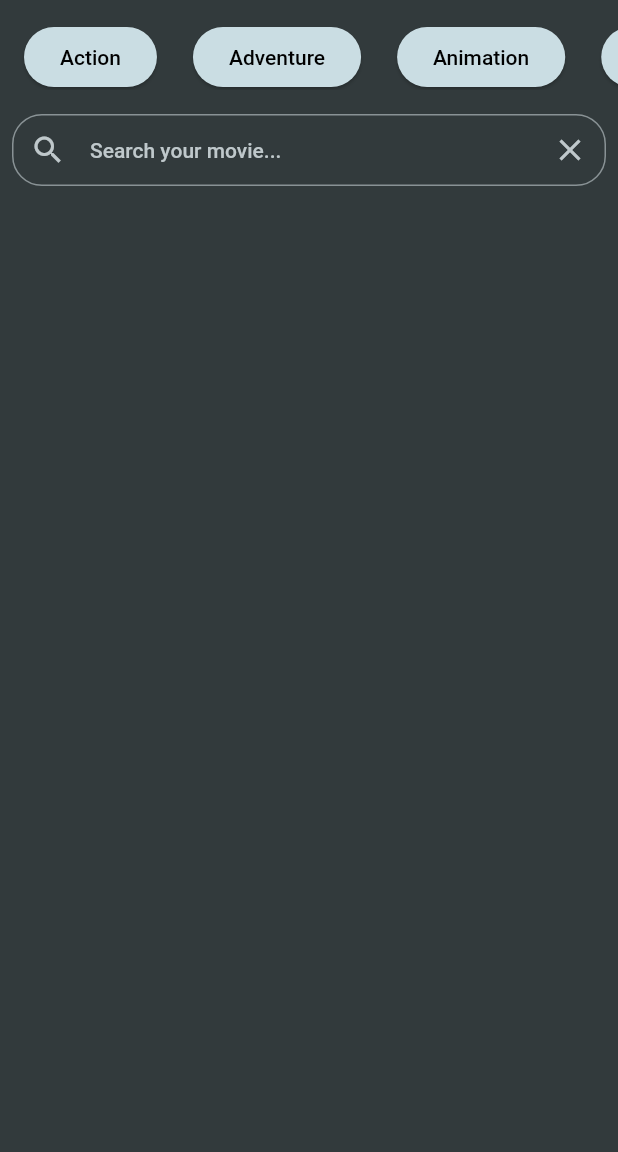
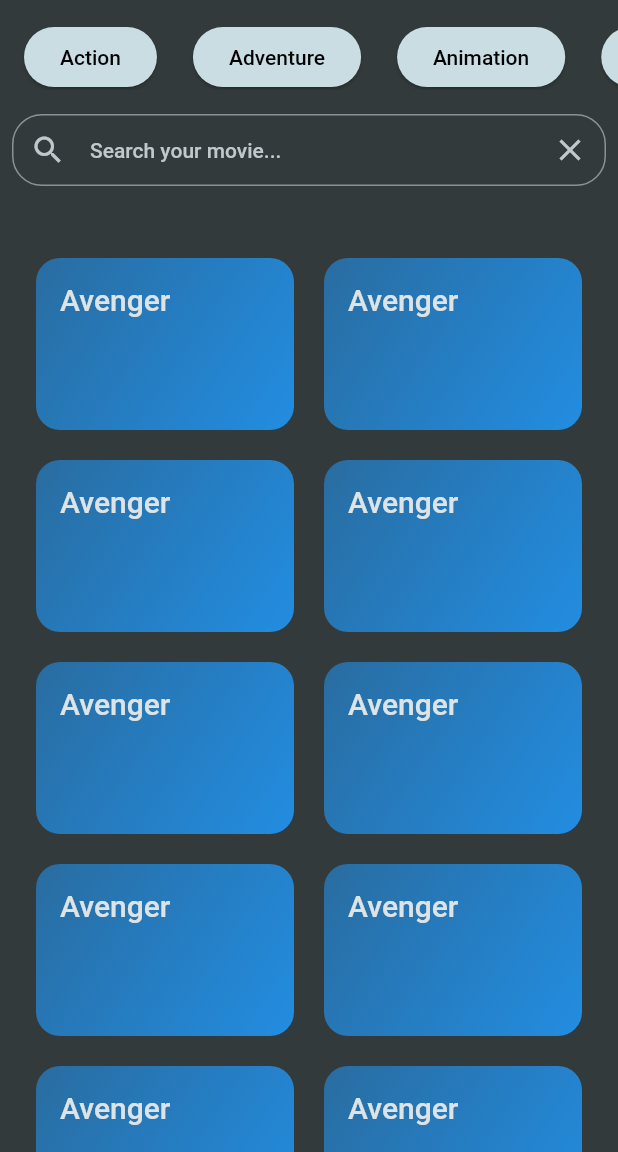
Before and after one commit to souravpalitrana/Movily, a Flutter app: the screen it shows after launch, on a phone screen of 412 x 824 dp, the part 84-1236 px from its top. Run offline on Flutter 3.47's test engine with Material 2 defaults, Android fonts, the phone set to English and light mode, and no system bars; our stand-ins replace flutter_riverpod.

Commit message:
Add movie gridview

```diff
--- /dev/null
+++ b/lib/domain/entities/movie.dart
@@ -0,0 +1,13 @@
+class Movie {
+  const Movie({
+    required this.title,
+    required this.backdropPath,
+    required this.voteCount,
+    required this.voteAverage,
+  });
+
+  final String title;
+  final String backdropPath;
+  final int voteCount;
+  final int voteAverage;
+}
--- a/lib/presentation/features/home/screens/home_screen.dart
+++ b/lib/presentation/features/home/screens/home_screen.dart
@@ -2,6 +2,7 @@ import 'package:flutter/material.dart';
 import 'package:flutter_riverpod/flutter_riverpod.dart';
 import 'package:movily_app/presentation/base/app_constants.dart';
 import 'package:movily_app/presentation/features/home/widgets/movie_genres_list.dart';
+import 'package:movily_app/presentation/features/home/widgets/movie_list.dart';
 
 class HomeScreen extends ConsumerStatefulWidget {
   const HomeScreen({super.key});
@@ -106,6 +107,8 @@ class _HomeScreenState extends ConsumerState<HomeScreen> {
                 ),
               ),
             ),
+            const SizedBox(height: 24),
+            Expanded(child: MovieList()),
           ],
         ),
       );
--- /dev/null
+++ b/lib/presentation/features/home/widgets/movie_grid_item.dart
@@ -0,0 +1,32 @@
+import 'package:flutter/material.dart';
+import 'package:movily_app/domain/entities/movie.dart';
+
+class MovieGridItem extends StatelessWidget {
+  const MovieGridItem({required this.movie, super.key});
+
+  final Movie movie;
+
+  @override
+  Widget build(BuildContext context) {
+    return InkWell(
+      splashColor: Theme.of(context).primaryColor,
+      borderRadius: BorderRadius.circular(16),
+      child: Container(
+        padding: const EdgeInsets.all(16),
+        decoration: BoxDecoration(
+          borderRadius: BorderRadius.circular(16),
+          gradient: LinearGradient(colors: [
+            Colors.blue.withOpacity(0.55),
+            Colors.blue.withOpacity(0.9),
+          ], begin: Alignment.topLeft, end: Alignment.bottomRight),
+        ),
+        child: Text(
+          movie.title,
+          style: Theme.of(context).textTheme.titleLarge!.copyWith(
+                color: Theme.of(context).colorScheme.onBackground,
+              ),
+        ),
+      ),
+    );
+  }
+}
--- /dev/null
+++ b/lib/presentation/features/home/widgets/movie_list.dart
@@ -0,0 +1,91 @@
+import 'package:flutter/material.dart';
+import 'package:flutter/src/widgets/framework.dart';
+import 'package:flutter_riverpod/flutter_riverpod.dart';
+import 'package:movily_app/domain/entities/movie.dart';
+import 'package:movily_app/presentation/features/home/widgets/movie_grid_item.dart';
+
+class MovieList extends ConsumerWidget {
+  MovieList({super.key});
+
+  final List<Movie> _movieList = [
+    const Movie(
+        title: "Avenger",
+        backdropPath:
+            'http://image.tmdb.org/t/p/w185/mDfJG3LC3Dqb67AZ52x3Z0jU0uB.jpg',
+        voteCount: 1,
+        voteAverage: 5),
+    const Movie(
+        title: "Avenger",
+        backdropPath:
+            'http://image.tmdb.org/t/p/w185/mDfJG3LC3Dqb67AZ52x3Z0jU0uB.jpg',
+        voteCount: 1,
+        voteAverage: 5),
+    const Movie(
+        title: "Avenger",
+        backdropPath:
+            'http://image.tmdb.org/t/p/w185/mDfJG3LC3Dqb67AZ52x3Z0jU0uB.jpg',
+        voteCount: 1,
+        voteAverage: 5),
+    const Movie(
+        title: "Avenger",
+        backdropPath:
+            'http://image.tmdb.org/t/p/w185/mDfJG3LC3Dqb67AZ52x3Z0jU0uB.jpg',
+        voteCount: 1,
+        voteAverage: 5),
+    const Movie(
+        title: "Avenger",
+        backdropPath:
+            'http://image.tmdb.org/t/p/w185/mDfJG3LC3Dqb67AZ52x3Z0jU0uB.jpg',
+        voteCount: 1,
+        voteAverage: 5),
+    const Movie(
+        title: "Avenger",
+        backdropPath:
+            'http://image.tmdb.org/t/p/w185/mDfJG3LC3Dqb67AZ52x3Z0jU0uB.jpg',
+        voteCount: 1,
+        voteAverage: 5),
+    const Movie(
+        title: "Avenger",
+        backdropPath:
+            'http://image.tmdb.org/t/p/w185/mDfJG3LC3Dqb67AZ52x3Z0jU0uB.jpg',
+        voteCount: 1,
+        voteAverage: 5),
+    const Movie(
+        title: "Avenger",
+        backdropPath:
+            'http://image.tmdb.org/t/p/w185/mDfJG3LC3Dqb67AZ52x3Z0jU0uB.jpg',
+        voteCount: 1,
+        voteAverage: 5),
+    const Movie(
+        title: "Avenger",
+        backdropPath:
+            'http://image.tmdb.org/t/p/w185/mDfJG3LC3Dqb67AZ52x3Z0jU0uB.jpg',
+        voteCount: 1,
+        voteAverage: 5),
+    const Movie(
+        title: "Avenger",
+        backdropPath:
+            'http://image.tmdb.org/t/p/w185/mDfJG3LC3Dqb67AZ52x3Z0jU0uB.jpg',
+        voteCount: 1,
+        voteAverage: 5),
+  ];
+
+  @override
+  Widget build(BuildContext context, WidgetRef ref) {
+    return GridView(
+      padding: const EdgeInsets.all(24),
+      gridDelegate: const SliverGridDelegateWithFixedCrossAxisCount(
+        crossAxisCount: 2,
+        childAspectRatio: 3 / 2,
+        crossAxisSpacing: 20,
+        mainAxisSpacing: 20,
+      ),
+      children: [
+        for (final Movie movie in _movieList)
+          MovieGridItem(
+            movie: movie,
+          )
+      ],
+    );
+  }
+}
```
